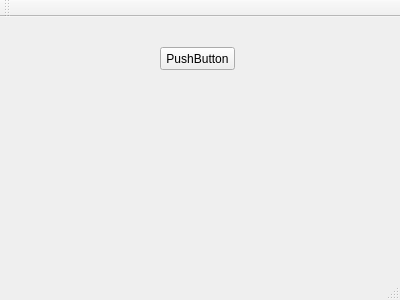
anphan2410/UHV2Worker, file mainwindow.ui: the form before one commit.
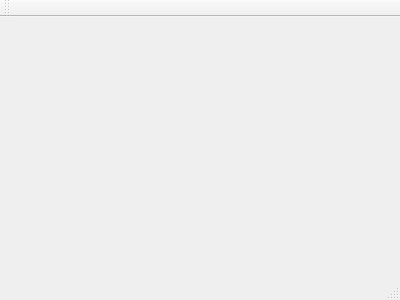
The form after the commit.

```diff
--- a/mainwindow.ui
+++ b/mainwindow.ui
@@ -13,21 +13,7 @@
   <property name="windowTitle">
    <string>MainWindow</string>
   </property>
-  <widget class="QWidget" name="centralWidget">
-   <widget class="QPushButton" name="pushButton">
-    <property name="geometry">
-     <rect>
-      <x>160</x>
-      <y>30</y>
-      <width>75</width>
-      <height>23</height>
-     </rect>
-    </property>
-    <property name="text">
-     <string>PushButton</string>
-    </property>
-   </widget>
-  </widget>
+  <widget class="QWidget" name="centralWidget"/>
   <widget class="QMenuBar" name="menuBar">
    <property name="geometry">
     <rect>
```
